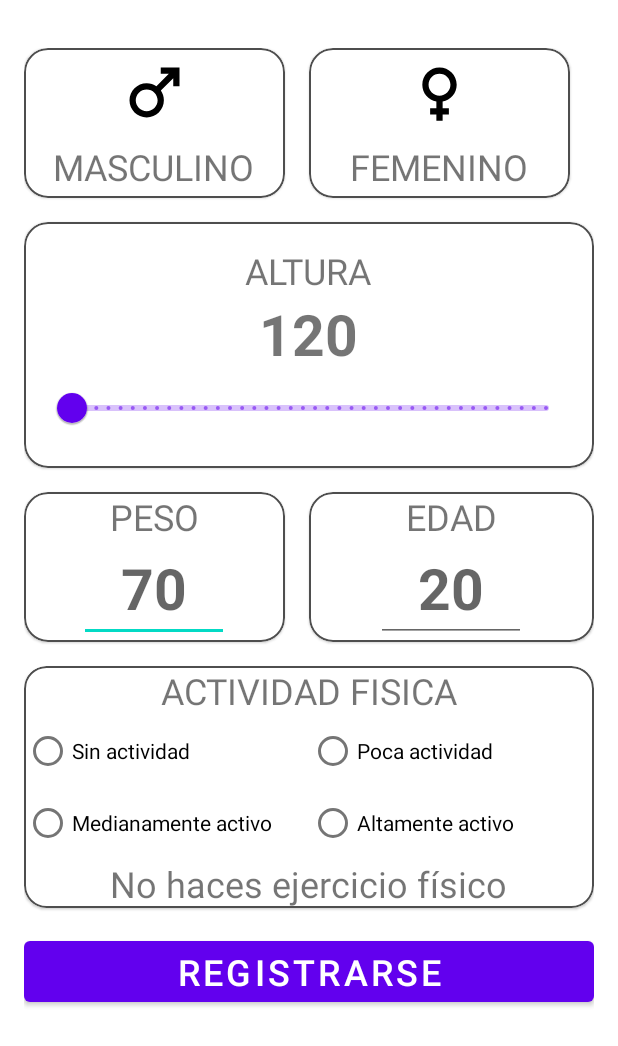
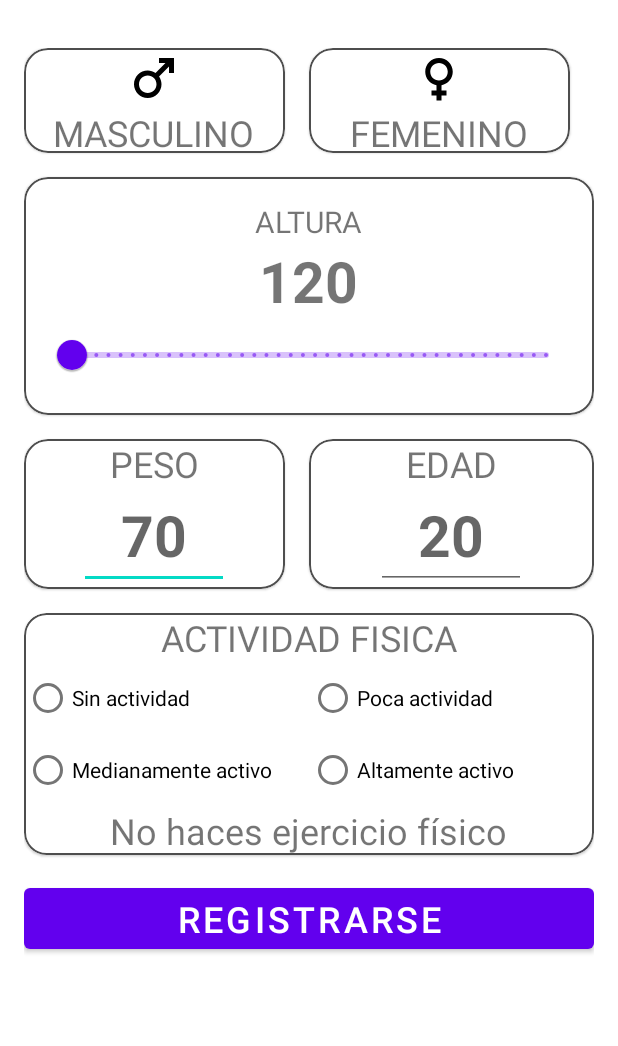
Before and after one commit to Lapiszss01/Proyecto-final-DAM, an Android app: the layout activity_registro_1.xml on its own in the app's theme, with its tools: preview values and no code run, on a phone screen of 412 x 824 dp. Shown: the top 1046 px of the screen. Run offline under Robolectric (Android 15) with nearby library versions, the phone set to English and light mode, and no system bars.

Commit message:
Finalmente terminado todo el register, pasando todos los datos que queremos

```diff
--- a/app/src/main/java/com/example/proyectofinaldam/MainActivity.java
+++ b/app/src/main/java/com/example/proyectofinaldam/MainActivity.java
@@ -43,7 +43,7 @@ public class MainActivity extends AppCompatActivity implements View.OnClickListe
     public void onClick(View v) {
         switch (v.getId()){
             case R.id.btnRegister:
-                Intent i = new Intent(MainActivity.this, RegisterAvanzadoActivity.class);
+                Intent i = new Intent(MainActivity.this, RegisterActivity.class);
                 startActivity(i);
                 break;
             case R.id.btnLogin:
--- a/app/src/main/res/layout/activity_registro_1.xml
+++ b/app/src/main/res/layout/activity_registro_1.xml
@@ -12,7 +12,7 @@
     <com.google.android.material.card.MaterialCardView
         android:id="@+id/cvMasc"
         android:layout_width="0dp"
-        android:layout_height="100dp"
+        android:layout_height="70dp"
         android:layout_marginEnd="16dp"
         app:cardCornerRadius="16dp"
         app:strokeColor="#4E4E4E"
@@ -28,14 +28,14 @@
             android:orientation="vertical">
 
             <ImageView
-                android:layout_width="50dp"
-                android:layout_height="50dp"
+                android:layout_width="40dp"
+                android:layout_height="40dp"
                 android:src="@drawable/ic_male"></ImageView>
 
             <TextView
                 android:layout_width="wrap_content"
                 android:layout_height="wrap_content"
-                android:layout_marginTop="8dp"
+
                 android:text="Masculino"
                 android:textAllCaps="true"
                 android:textSize="24dp">
@@ -52,7 +52,7 @@
     <com.google.android.material.card.MaterialCardView
         android:id="@+id/cvFem"
         android:layout_width="0dp"
-        android:layout_height="100dp"
+        android:layout_height="70dp"
         android:layout_marginEnd="16dp"
         app:cardCornerRadius="16dp"
         app:strokeColor="#4E4E4E"
@@ -68,14 +68,14 @@
             android:orientation="vertical">
 
             <ImageView
-                android:layout_width="50dp"
-                android:layout_height="50dp"
+                android:layout_width="40dp"
+                android:layout_height="40dp"
                 android:src="@drawable/ic_female"></ImageView>
 
             <TextView
                 android:layout_width="wrap_content"
                 android:layout_height="wrap_content"
-                android:layout_marginTop="8dp"
+
                 android:text="Femenino"
                 android:textAllCaps="true"
                 android:textSize="24dp">
@@ -109,7 +109,7 @@
                 android:layout_height="wrap_content"
                 android:text="Altura"
                 android:textAllCaps="true"
-                android:textSize="24dp">
+                android:textSize="20dp">
 
             </TextView>
 
@@ -234,7 +234,7 @@
 
 
 
-        <RadioGroup
+        <LinearLayout
             android:layout_width="match_parent"
             android:layout_height="wrap_content"
             android:orientation="vertical">
@@ -255,6 +255,12 @@
                 android:layout_height="wrap_content"
                 android:orientation="horizontal">
 
+                <RadioGroup
+                    android:id="@+id/rg0"
+                    android:layout_width="match_parent"
+                    android:layout_height="wrap_content"
+                    android:orientation="horizontal">
+
                     <RadioButton
                         android:id="@+id/radioButton0"
                         android:layout_width="match_parent"
@@ -267,7 +273,9 @@
                         android:layout_width="match_parent"
                         android:layout_height="wrap_content"
                         android:text="Poca actividad"
-                    android:layout_weight="1"/>
+                        android:layout_weight="1" />
+
+                </RadioGroup>
 
             </LinearLayout>
 
@@ -276,19 +284,25 @@
                 android:layout_height="wrap_content"
                 android:orientation="horizontal">
 
+                <RadioGroup
+                    android:id="@+id/rg1"
+                    android:layout_width="match_parent"
+                    android:layout_height="wrap_content"
+                    android:orientation="horizontal">
                     <RadioButton
-                    android:id="@+id/radioButton3"
+                        android:id="@+id/radioButton2"
                         android:layout_width="match_parent"
                         android:layout_height="wrap_content"
                         android:text="Medianamente activo"
                         android:layout_weight="1"/>
 
                     <RadioButton
-                    android:id="@+id/radioButton4"
+                        android:id="@+id/radioButton3"
                         android:layout_width="match_parent"
                         android:layout_height="wrap_content"
                         android:text="Altamente activo"
                         android:layout_weight="1"/>
+                </RadioGroup>
 
             </LinearLayout>
 
@@ -298,7 +312,7 @@
                 android:layout_gravity="center"
                 android:textSize="24dp"
                 android:text="No haces ejercicio físico"/>
-        </RadioGroup>
+        </LinearLayout>
     </com.google.android.material.card.MaterialCardView>
 
     <Button
--- a/app/src/main/res/values/themes.xml
+++ b/app/src/main/res/values/themes.xml
@@ -1,6 +1,6 @@
 <resources xmlns:tools="http://schemas.android.com/tools">
     <!-- Base application theme. -->
-    <style name="Theme.ProyectoFinalDAM" parent="Theme.MaterialComponents.DayNight.DarkActionBar">
+    <style name="Theme.ProyectoFinalDAM" parent="Theme.MaterialComponents.DayNight.NoActionBar">
         <!-- Primary brand color. -->
         <item name="colorPrimary">@color/purple_500</item>
         <item name="colorPrimaryVariant">@color/purple_700</item>
```
Also changed, not shown: app/src/main/java/com/example/proyectofinaldam/ui/RegisterAvanzadoActivity.java (+58 -8 lines). Lines whose indentation alone changed are shown as unchanged.
